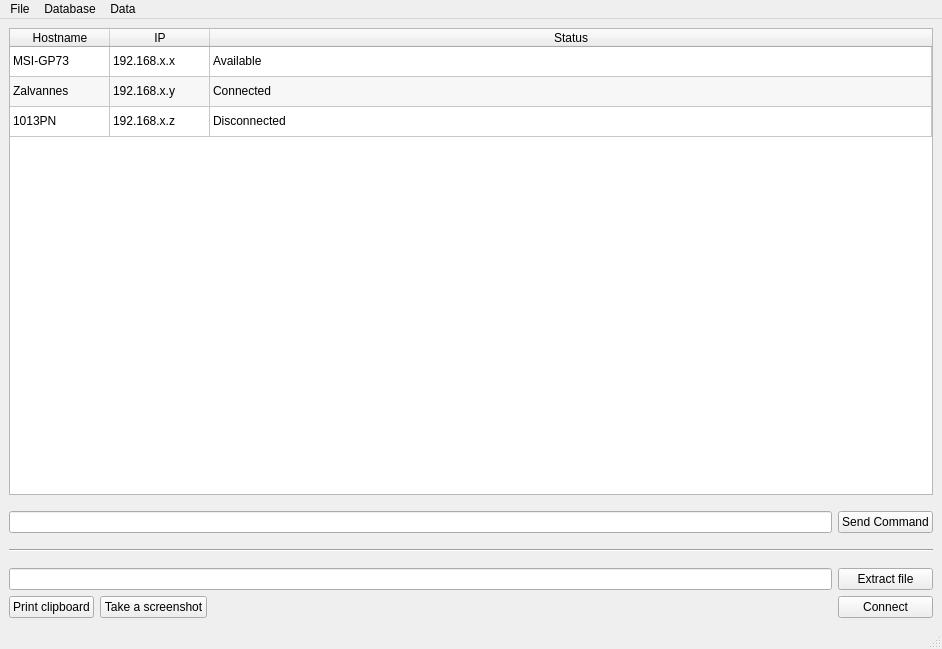
This is ServeurGUI/mainwindow.ui in Fenrir-2/A-Serbian-Virus as Qt 5 draws it before an edit. The edited form follows.
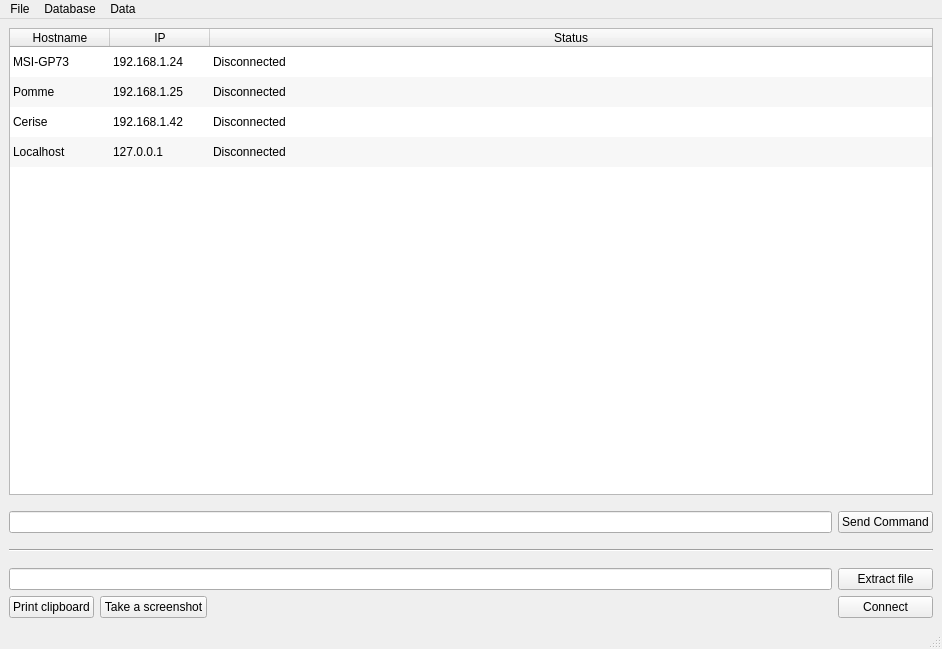
This is the edited form. Icons and pictures are not drawn.

```diff
--- a/ServeurGUI/mainwindow.ui
+++ b/ServeurGUI/mainwindow.ui
@@ -189,8 +189,11 @@
         <property name="selectionBehavior">
          <enum>QAbstractItemView::SelectRows</enum>
         </property>
+        <property name="showGrid">
+         <bool>false</bool>
+        </property>
         <property name="rowCount">
-         <number>3</number>
+         <number>4</number>
         </property>
         <property name="columnCount">
          <number>3</number>
@@ -216,6 +219,7 @@
         <row/>
         <row/>
         <row/>
+        <row/>
         <column>
          <property name="text">
           <string>Hostname</string>
@@ -248,37 +252,37 @@
         </item>
         <item row="0" column="1">
          <property name="text">
-          <string>192.168.x.x</string>
+          <string>192.168.1.24</string>
          </property>
         </item>
         <item row="0" column="2">
          <property name="text">
-          <string>Available</string>
+          <string>Disconnected</string>
          </property>
         </item>
         <item row="1" column="0">
          <property name="text">
-          <string>Zalvannes</string>
+          <string>Pomme</string>
          </property>
         </item>
         <item row="1" column="1">
          <property name="text">
-          <string>192.168.x.y</string>
+          <string>192.168.1.25</string>
          </property>
         </item>
         <item row="1" column="2">
          <property name="text">
-          <string>Connected</string>
+          <string>Disconnected</string>
          </property>
         </item>
         <item row="2" column="0">
          <property name="text">
-          <string>1013PN</string>
+          <string>Cerise</string>
          </property>
         </item>
         <item row="2" column="1">
          <property name="text">
-          <string>192.168.x.z</string>
+          <string>192.168.1.42</string>
          </property>
         </item>
         <item row="2" column="2">
@@ -286,6 +290,21 @@
           <string>Disconnected</string>
          </property>
         </item>
+        <item row="3" column="0">
+         <property name="text">
+          <string>Localhost</string>
+         </property>
+        </item>
+        <item row="3" column="1">
+         <property name="text">
+          <string>127.0.0.1</string>
+         </property>
+        </item>
+        <item row="3" column="2">
+         <property name="text">
+          <string>Disconnected</string>
+         </property>
+        </item>
        </widget>
       </item>
      </layout>
```
